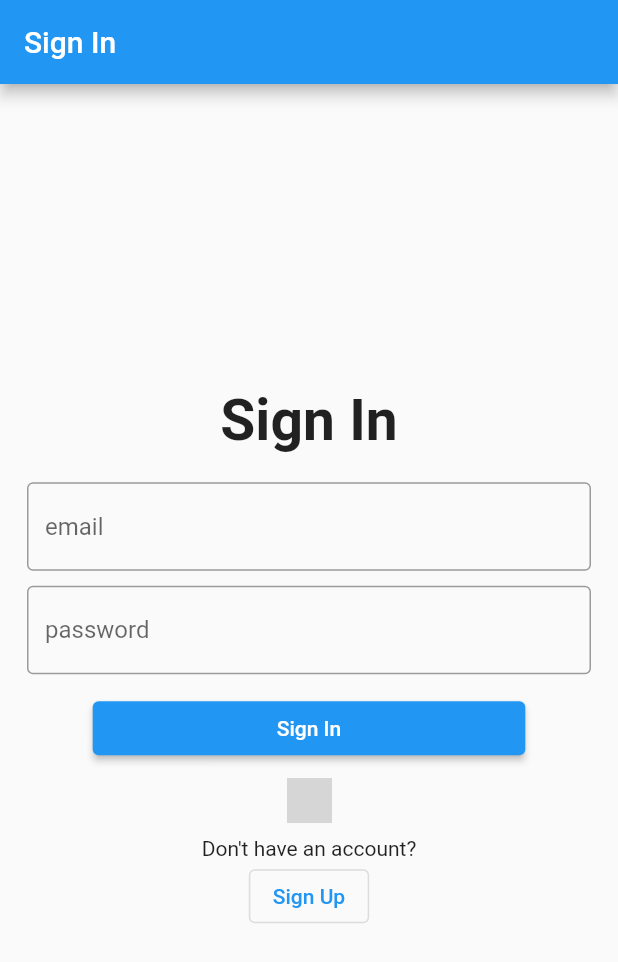
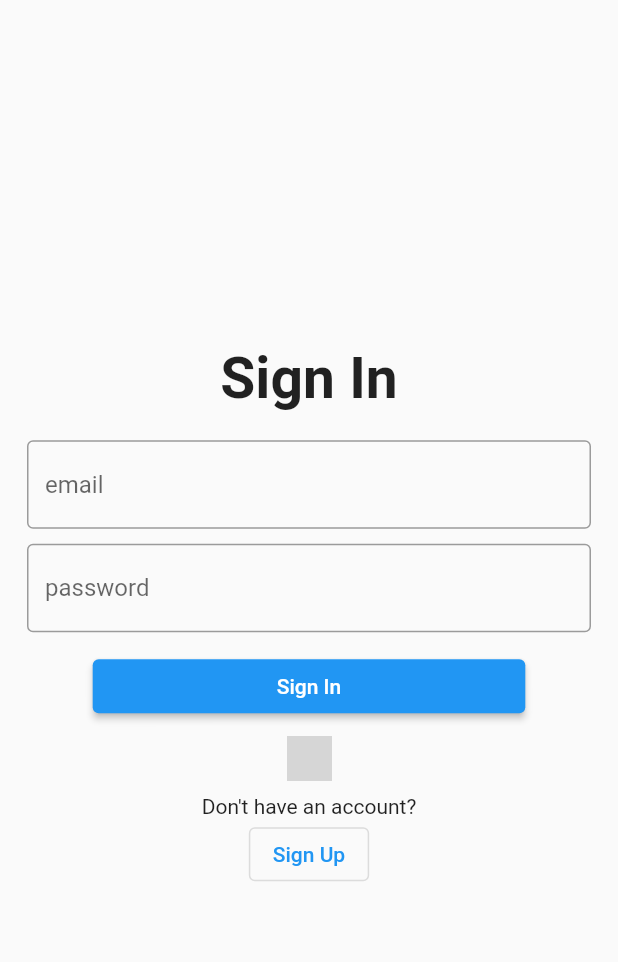
Before and after one commit to marcokenata-1/stock-app, a Flutter app: the screen it shows after launch, on a phone screen of 412 x 824 dp. Shown: the top 962 px of the screen. Run offline on Flutter 3.47's test engine with Material 2 defaults, Android fonts, the phone set to English and light mode, and no system bars; our stand-ins replace bloc, cloud_firestore, email_validator, equatable, firebase_auth, firebase_core and 3 more; accounts and stored records are empty; network calls fail; grey boxes are pictures that could not be loaded.

Commit message:
remove appbar in login pages

```diff
--- a/lib/UI/login_screen.dart
+++ b/lib/UI/login_screen.dart
@@ -27,9 +27,6 @@ class LoginScreenState extends State<LoginScreen> {
   @override
   Widget build(BuildContext context) {
     return Scaffold(
-      appBar: AppBar(
-        title: const Text("Sign In"),
-      ),
       body: BlocListener<AuthBloc, AuthState>(
         listener: (context, state) {
           if (state is Authenticated) {
--- a/lib/UI/signup_screen.dart
+++ b/lib/UI/signup_screen.dart
@@ -28,7 +28,6 @@ class SignupState extends State<SignupScreen> {
   @override
   Widget build(BuildContext context) {
     return Scaffold(
-      appBar: AppBar(title: const Text("Sign Up")),
       body: BlocConsumer<AuthBloc, AuthState>(
         listener: (context, state) {
           if (state is Authenticated) {
```
